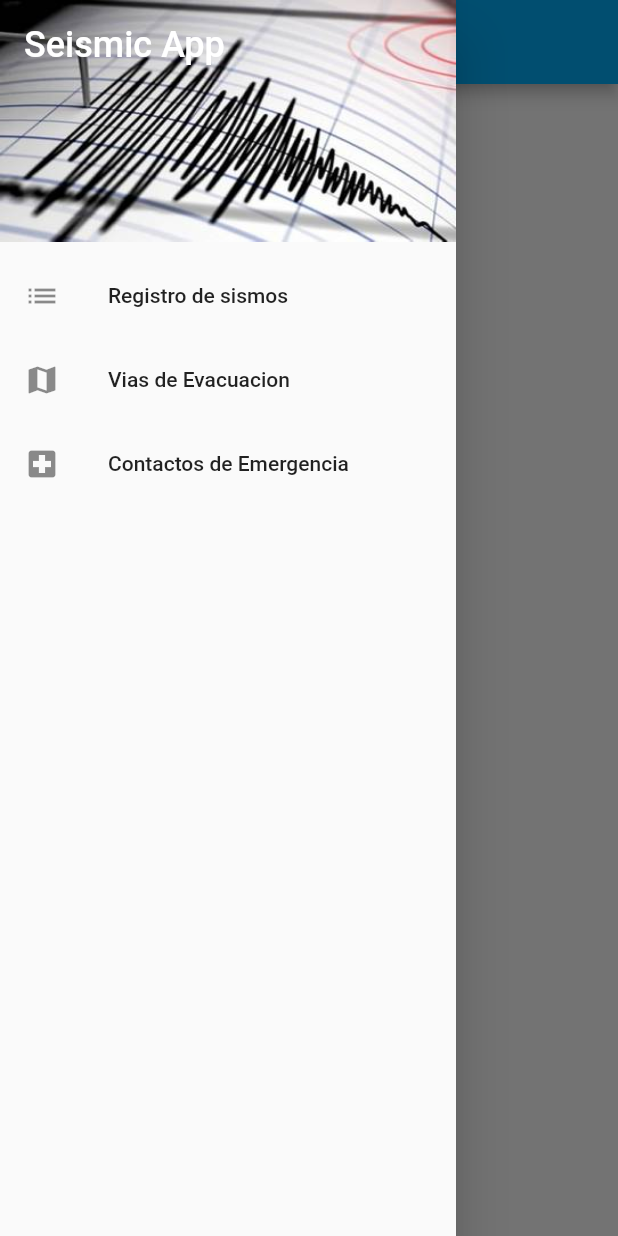
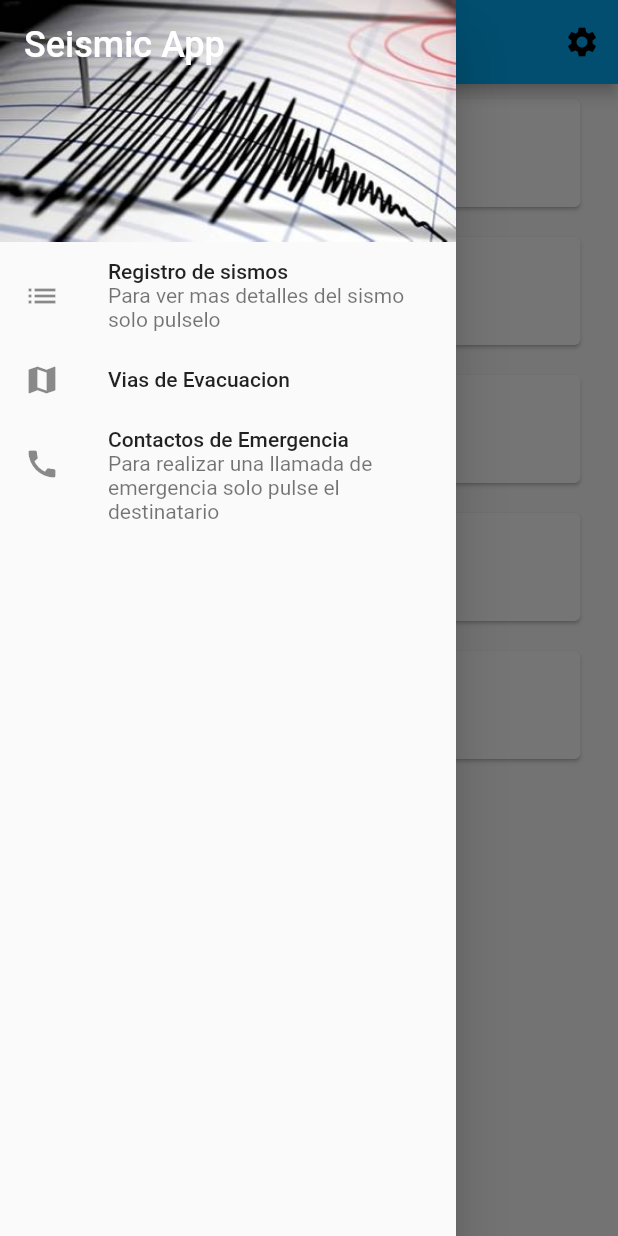
Before and after one commit to SpicyMip/seismic_app_pruebas, a Flutter app: the screen it shows after launch, with the side drawer open, on a phone screen of 412 x 824 dp. Run offline on Flutter 3.47's test engine with Material 2 defaults, Android fonts, the phone set to English and light mode, and no system bars.

Commit message:
Pruebas de interfaz

```diff
--- a/lib/evacuacion.dart
+++ b/lib/evacuacion.dart
@@ -3,6 +3,10 @@ import 'package:flutter/material.dart';
 class Evacuacion extends StatelessWidget {
   @override
   Widget build(BuildContext context) {
-    return Center(child: Text('Vias de Evacuacion'));
+    return Center(
+        child: Text(
+      '[Vias de Evacuacion]',
+      style: TextStyle(fontSize: 30.0),
+    ));
   }
 }
--- a/lib/home.dart
+++ b/lib/home.dart
@@ -1,7 +1,8 @@
 import 'package:flutter/material.dart';
 import 'registro.dart';
 import 'evacuacion.dart';
-import 'contactos.dart';
+import 'Ajustes.dart';
+import 'contactos2.dart';
 
 class Home extends StatefulWidget {
   HomeState createState() => HomeState();
@@ -16,7 +17,7 @@ class HomeState extends State<Home> {
       case 1:
         return Evacuacion();
       case 2:
-        return Contactos();
+        return Contactos2();
     }
   }
 
@@ -31,6 +32,15 @@ class HomeState extends State<Home> {
     return Scaffold(
       appBar: AppBar(
         title: Text('Seismic App'),
+        actions: <Widget>[
+          IconButton(
+            icon: Icon(Icons.settings),
+            tooltip: 'Ajustes',
+            onPressed: () {
+              return Ajustes();
+            },
+          ),
+        ],
       ),
       drawer: Drawer(
         child: ListView(
@@ -51,6 +61,7 @@ class HomeState extends State<Home> {
             ),
             ListTile(
                 title: Text('Registro de sismos'),
+                subtitle: Text('Para ver mas detalles del sismo solo pulselo'),
                 leading: Icon(Icons.list),
                 onTap: () {
                   _onSelect(0);
@@ -63,7 +74,9 @@ class HomeState extends State<Home> {
                 }),
             ListTile(
               title: Text('Contactos de Emergencia'),
-              leading: Icon(Icons.local_hospital),
+              subtitle: Text(
+                  'Para realizar una llamada de emergencia solo pulse el destinatario'),
+              leading: Icon(Icons.call),
               onTap: () {
                 _onSelect(2);
               },
--- a/lib/registro.dart
+++ b/lib/registro.dart
@@ -3,6 +3,90 @@ import 'package:flutter/material.dart';
 class Registro extends StatelessWidget {
   @override
   Widget build(BuildContext context) {
-    return Center(child: Text('Registros de sismos'));
+    return Scaffold(
+      body: SafeArea(
+        child: Column(
+          children: <Widget>[
+            Card(
+                margin: EdgeInsets.symmetric(
+                  vertical: 10.0,
+                  horizontal: 25.0,
+                ),
+                child: ListTile(
+                  title: Text(
+                    "Ciudad Ejemplo",
+                    style: TextStyle(
+                      fontSize: 18.0,
+                    ),
+                  ),
+                  subtitle: Text("Magnitud: V"),
+                  onTap: () {
+                    return null;
+                  },
+                )),
+            Card(
+                margin: EdgeInsets.symmetric(
+                  vertical: 10.0,
+                  horizontal: 25.0,
+                ),
+                child: ListTile(
+                  title: Text(
+                    "Ciudad Ejemplo 2",
+                    style: TextStyle(fontSize: 18.0),
+                  ),
+                  subtitle: Text("Magnitud: W"),
+                  onTap: () {
+                    return null;
+                  },
+                )),
+            Card(
+                margin: EdgeInsets.symmetric(
+                  vertical: 10.0,
+                  horizontal: 25.0,
+                ),
+                child: ListTile(
+                  title: Text(
+                    "Ciudad ejemplo 3",
+                    style: TextStyle(fontSize: 18.0),
+                  ),
+                  subtitle: Text("Magintud: X"),
+                  onTap: () {
+                    return null;
+                  },
+                )),
+            Card(
+                margin: EdgeInsets.symmetric(
+                  vertical: 10.0,
+                  horizontal: 25.0,
+                ),
+                child: ListTile(
+                  title: Text(
+                    "Ciudad Ejemplo 4",
+                    style: TextStyle(fontSize: 18.0),
+                  ),
+                  subtitle: Text("Magnitud: Y"),
+                  onTap: () {
+                    return null;
+                  },
+                )),
+            Card(
+                margin: EdgeInsets.symmetric(
+                  vertical: 10.0,
+                  horizontal: 25.0,
+                ),
+                child: ListTile(
+                  title: Text(
+                    "Ciudad Ejemplo 5",
+                    style: TextStyle(fontSize: 18.0),
+                  ),
+                  subtitle: Text("Magnitud: Z"),
+                  onTap: () {
+                    return null;
+                  },
+                )),
+          ],
+        ),
+      ),
+    );
   }
 }
--- a/pubspec.yaml
+++ b/pubspec.yaml
@@ -46,6 +46,9 @@ flutter:
   # To add assets to your application, add an assets section, like this:
   assets:
    - images/sismos_3.jpg
+   - images/bomberos.jpg
+   - images/ambulancia.jpg
+   - images/carabineros.jpg
   #   - images/a_dot_ham.jpeg
 
   # An image asset can refer to one or more resolution-specific "variants", see
```
Also changed, not shown: lib/Ajustes.dart (added, +8 -0 lines), lib/contactos.dart (+56 -1 lines), lib/contactos2.dart (added, +82 -0 lines), images/ambulancia.jpg (added), images/bomberos.jpg (added), images/carabineros.jpg (added).
